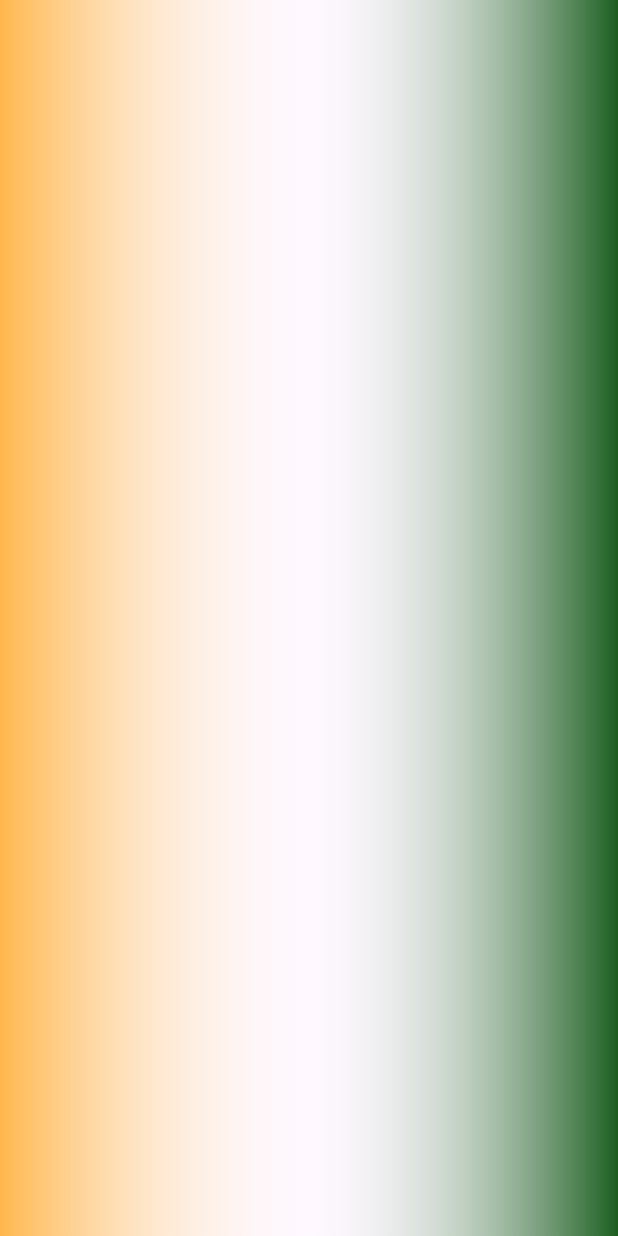
After one commit to JeetDodiy/flutter-learning, a Flutter app: the GradientDemo screen opened directly, on a phone screen of 412 x 824 dp. The commit adds this screen. Run offline on Flutter 3.47's test engine with Material 3 defaults, Android fonts, the phone set to English and light mode, and no system bars; our stand-ins replace font_awesome_flutter; project files that could hold a hidden picture were left out.

Commit message:
Add Gradient Wiget

```diff
--- /dev/null
+++ b/lib/home/flutter_widgets/gradient_demo.dart
@@ -0,0 +1,27 @@
+import 'package:flutter/material.dart';
+
+class GradientDemo extends StatefulWidget {
+  const GradientDemo({super.key});
+
+  @override
+  State<GradientDemo> createState() => _GradientDemoState();
+}
+
+class _GradientDemoState extends State<GradientDemo> {
+  @override
+  Widget build(BuildContext context) {
+    return Scaffold(
+      body: Center(
+        child: Container(
+          height: double.infinity,
+          width: double.infinity,
+          decoration: BoxDecoration(
+            gradient: LinearGradient(
+              colors: [Colors.orange.shade300, Colors.white10,Colors.green.shade900],
+            ),
+          ),
+        ),
+      ),
+    );
+  }
+}
```
Also changed, not shown: lib/home/flutter_widgets/clipRRectDemo.dart (line endings or trailing spaces).
